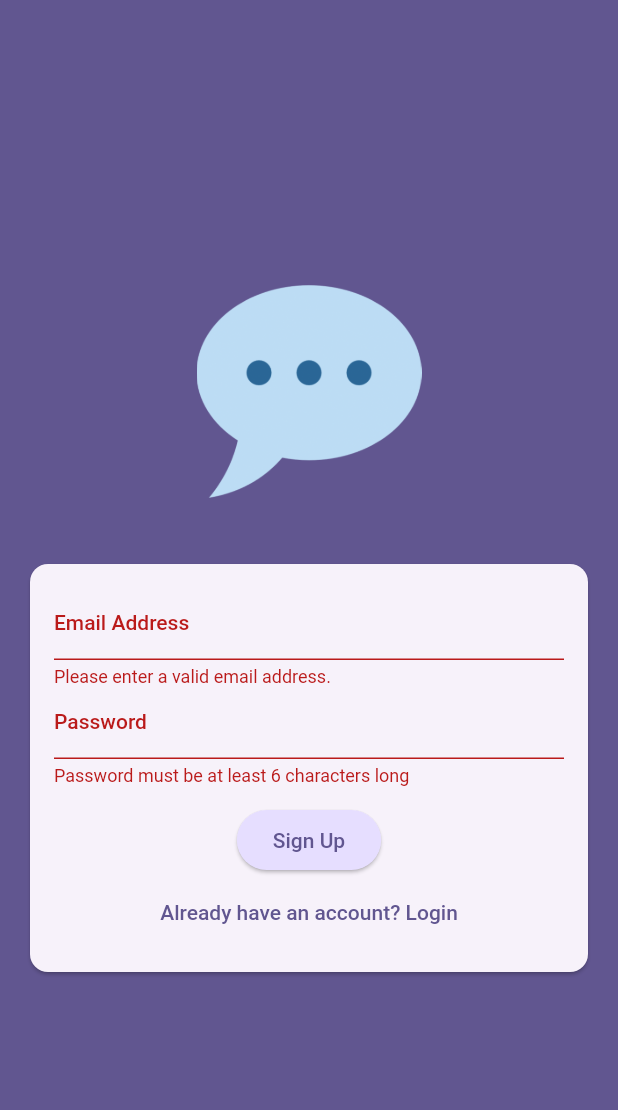
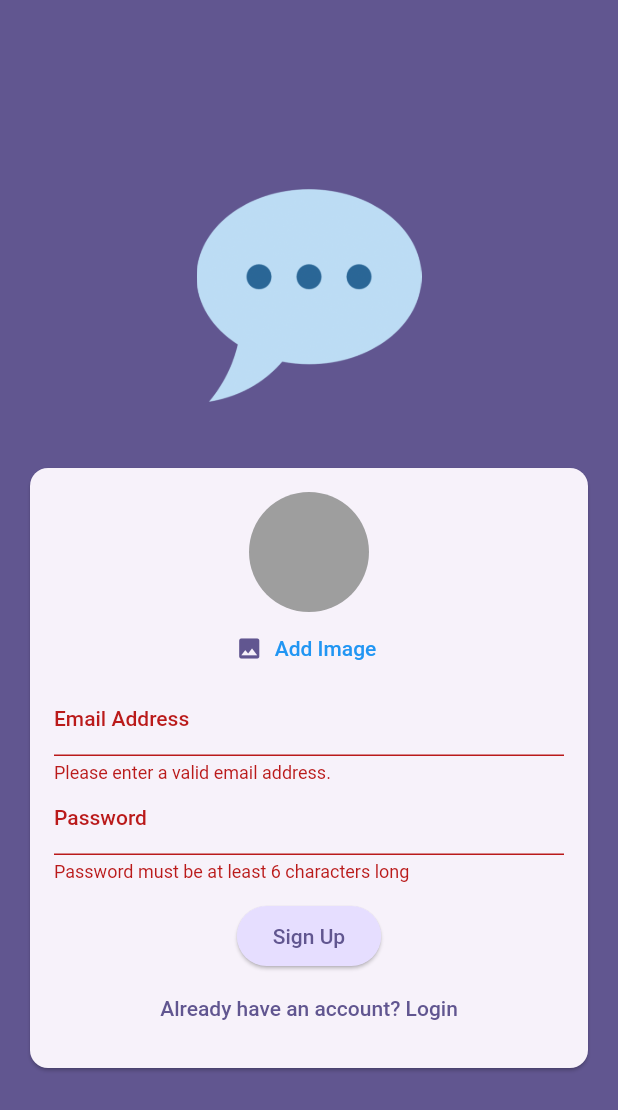
Before and after one commit to brawrajab98/chat-app, a Flutter app: the screen it shows after launch, after a tap on "Login", after a tap on "Create New Account", on a phone screen of 412 x 824 dp. Shown: the top 1110 px of the screen. Run offline on Flutter 3.47's test engine with Material 2 defaults, Android fonts, the phone set to English and light mode, and no system bars; our stand-ins replace firebase_auth, firebase_core, image_picker; accounts and stored records are empty.

Commit message:
adding image picker

```diff
--- a/lib/screens/auth.dart
+++ b/lib/screens/auth.dart
@@ -1,3 +1,4 @@
+import 'package:chat_app/screens/widgets/use_image_picker.dart';
 import 'package:firebase_auth/firebase_auth.dart';
 import 'package:flutter/material.dart';
 
@@ -77,6 +78,7 @@ class _AuthSreenState extends State<AuthSreen> {
                       child: Column(
                         mainAxisSize: MainAxisSize.min,
                         children: [
+                          if (!_isLogin) const UserImagePicker(),
                           TextFormField(
                             decoration: const InputDecoration(
                               labelText: 'Email Address',
--- /dev/null
+++ b/lib/screens/widgets/use_image_picker.dart
@@ -0,0 +1,54 @@
+import 'dart:io';
+
+import 'package:flutter/material.dart';
+import 'package:image_picker/image_picker.dart';
+
+class UserImagePicker extends StatefulWidget {
+  const UserImagePicker({super.key});
+
+  @override
+  State<UserImagePicker> createState() => _UserImagePickerState();
+}
+
+class _UserImagePickerState extends State<UserImagePicker> {
+  File? _pickedImageFile;
+  void _pickImage() async {
+    final pickedImage = await ImagePicker().pickImage(
+      source: ImageSource.camera,
+      imageQuality: 100,
+      maxWidth: 150,
+    );
+
+    if (pickedImage == null) {
+      return;
+    }
+
+    setState(() {
+      _pickedImageFile = File(pickedImage.path);
+    });
+  }
+
+  @override
+  Widget build(BuildContext context) {
+    return Column(
+      children: [
+        CircleAvatar(
+          radius: 40,
+          backgroundColor: Colors.grey,
+          foregroundImage:
+              _pickedImageFile != null ? FileImage(_pickedImageFile!) : null,
+        ),
+        TextButton.icon(
+          onPressed: _pickImage,
+          icon: const Icon(Icons.image),
+          label: Text(
+            'Add Image',
+            style: TextStyle(
+              color: Theme.of(context).primaryColor,
+            ),
+          ),
+        ),
+      ],
+    );
+  }
+}
```
